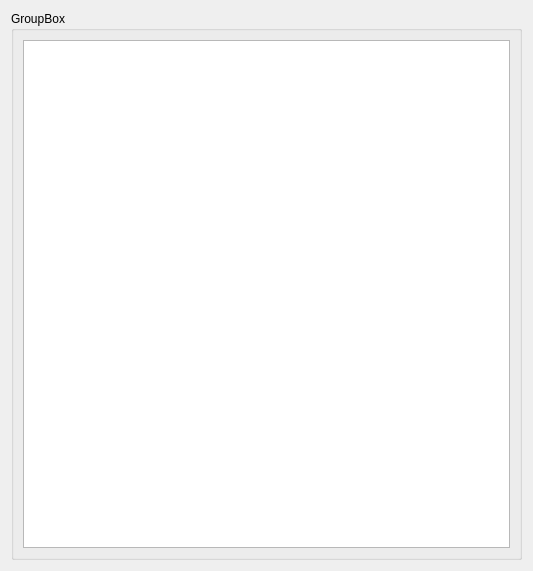
The window that schedule-ui/adddisciplinedialog.ui (BupTy03/schedule-project) describes before a commit, drawn with Qt 5.
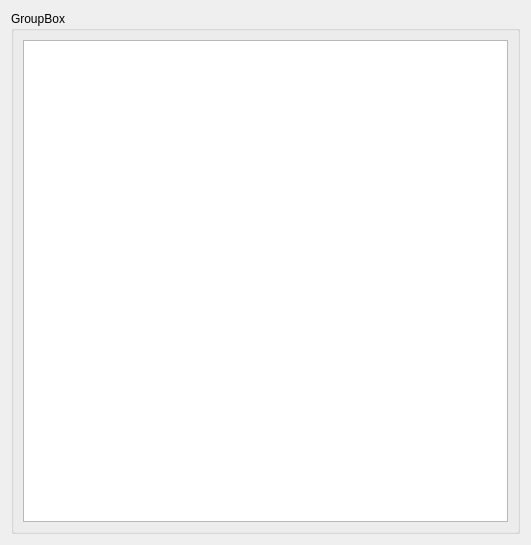
The same window after the commit.

Commit message: ~ week day editor position calculated

What changed in the file:
```diff
--- a/schedule-ui/adddisciplinedialog.ui
+++ b/schedule-ui/adddisciplinedialog.ui
@@ -6,8 +6,8 @@
    <rect>
     <x>0</x>
     <y>0</y>
-    <width>533</width>
-    <height>571</height>
+    <width>531</width>
+    <height>545</height>
    </rect>
   </property>
   <property name="windowTitle">
```
The commit also changes 1 other file.
